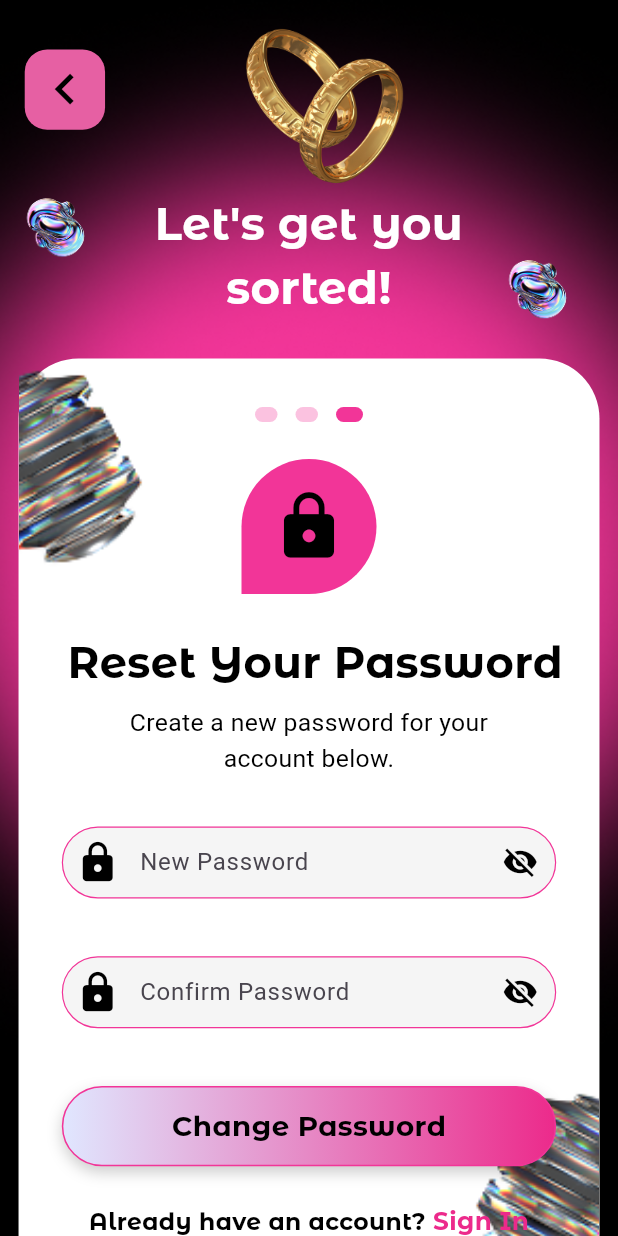
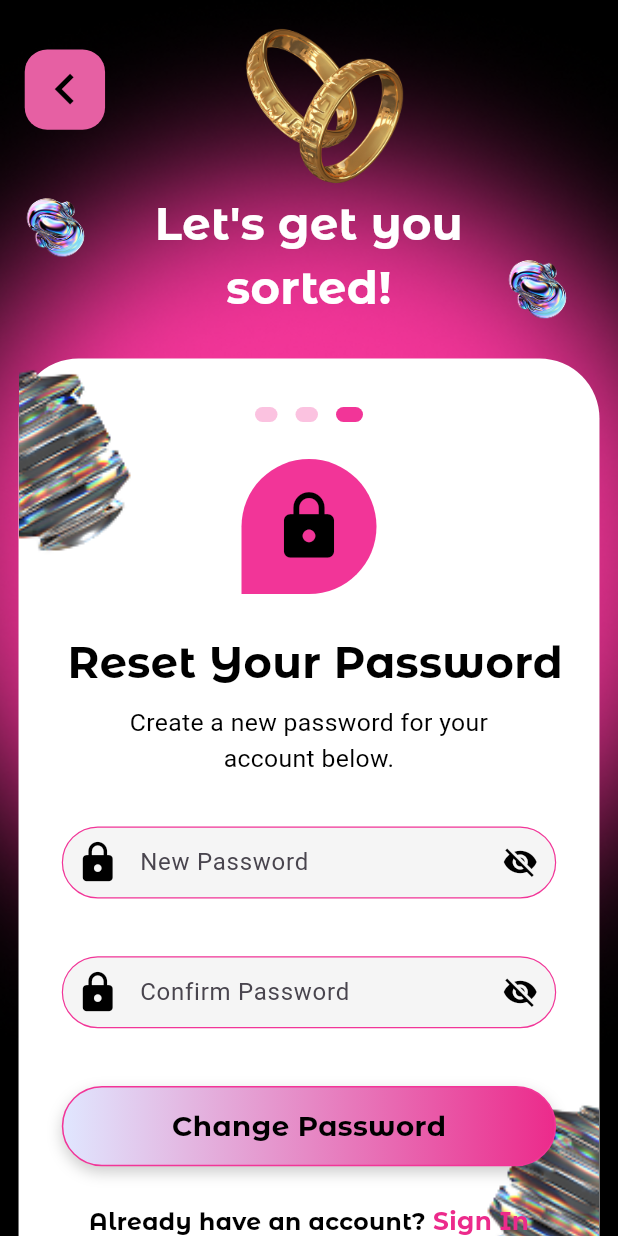
Before and after one commit to Alvin11David/Events-Uganda, a Flutter app: the screen it shows after launch, on a phone screen of 412 x 824 dp. Run offline on Flutter 3.47's test engine with Material 3 defaults, Android fonts, the phone set to English and light mode, and no system bars; our stand-ins replace cloud_firestore, firebase_auth, firebase_core, firebase_messaging, google_sign_in, shared_preferences and 1 more; accounts and stored records are empty; Roboto replaces fonts that are missing (Abril Fatface).

```diff
--- a/events_uganda/lib/Auth/Reset_Password_Screen.dart
+++ b/events_uganda/lib/Auth/Reset_Password_Screen.dart
@@ -162,8 +162,8 @@ class _ResetPasswordScreenState extends State<ResetPasswordScreen> {
                       left: -screenWidth * 0.12,
                       child: Image.asset(
                         'assets/vectors/resetpasswordstone.png',
-                        width: screenWidth * 0.35,
-                        height: screenWidth * 0.35,
+                        width: screenWidth * 0.33,
+                        height: screenWidth * 0.33,
                         fit: BoxFit.cover,
                       ),
                     ),
@@ -176,8 +176,8 @@ class _ResetPasswordScreenState extends State<ResetPasswordScreen> {
                         flipX: true,
                         child: Image.asset(
                           'assets/vectors/resetpasswordstone.png',
-                          width: screenWidth * 0.35,
-                          height: screenWidth * 0.35,
+                          width: screenWidth * 0.33,
+                          height: screenWidth * 0.33,
                           fit: BoxFit.cover,
                         ),
                       ),
```
